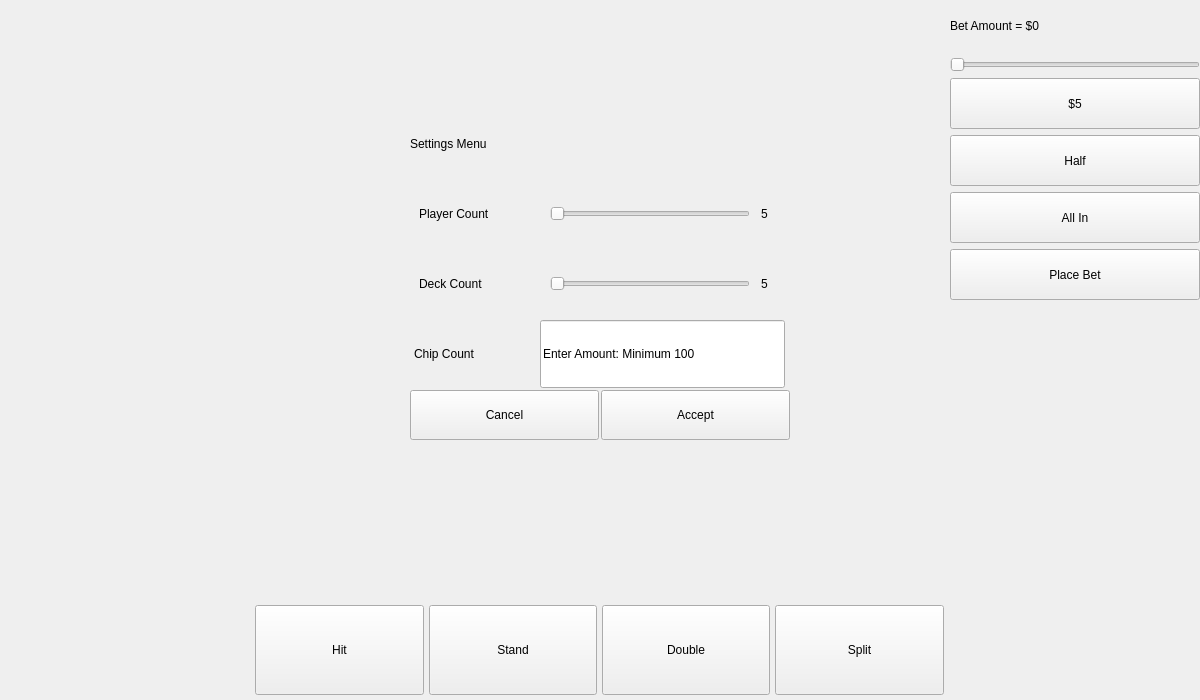
Before: the Qt Designer form CardCounter/mainwindow.ui in CalebStandfield/full-blackjack-game-engine-with-UI, drawn with Qt 5.
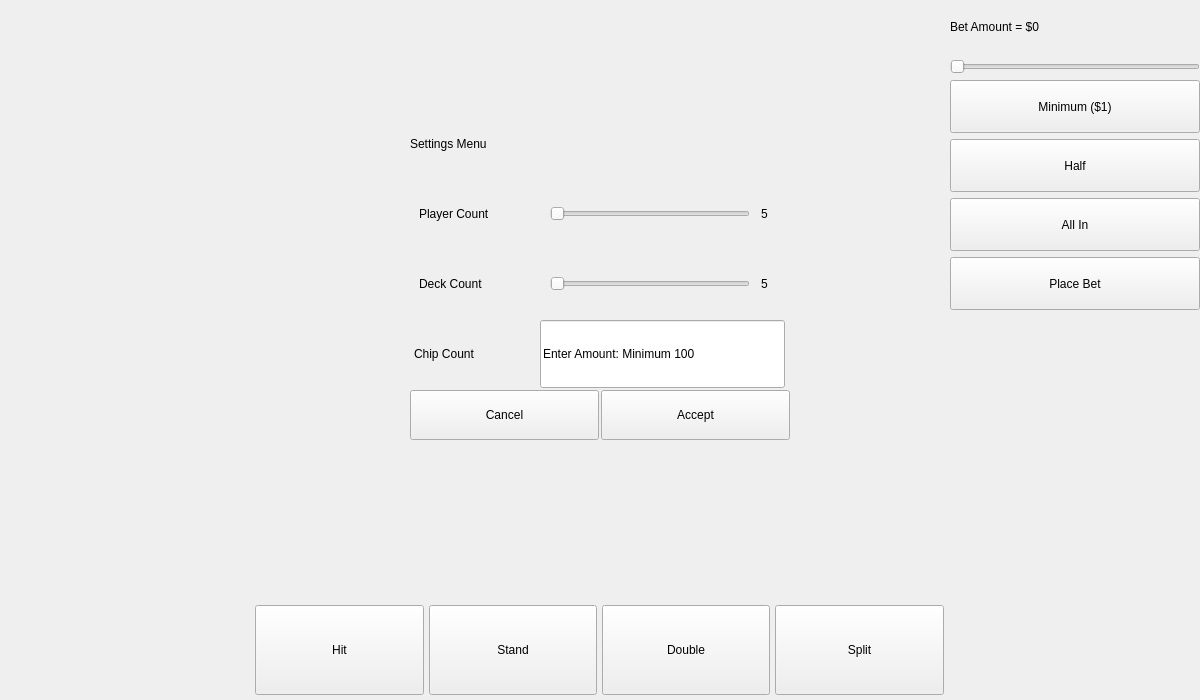
After: the same form once the commit is applied.

Diff of the .ui file:
```diff
--- a/CardCounter/mainwindow.ui
+++ b/CardCounter/mainwindow.ui
@@ -652,7 +652,7 @@
         <x>950</x>
         <y>0</y>
         <width>250</width>
-        <height>300</height>
+        <height>310</height>
        </rect>
       </property>
       <layout class="QVBoxLayout" name="verticalLayout_2">
@@ -682,7 +682,7 @@
           </sizepolicy>
          </property>
          <property name="text">
-          <string>$5</string>
+          <string>Minimum ($1)</string>
          </property>
         </widget>
        </item>
```
